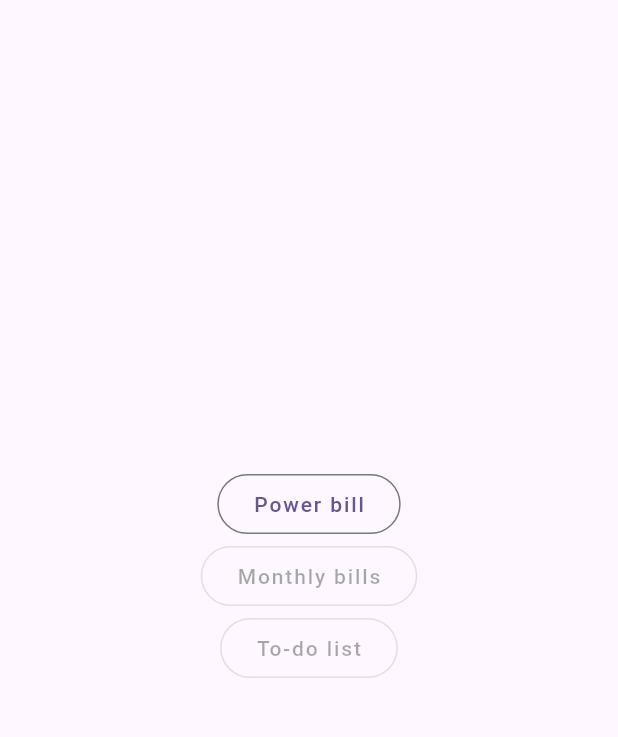
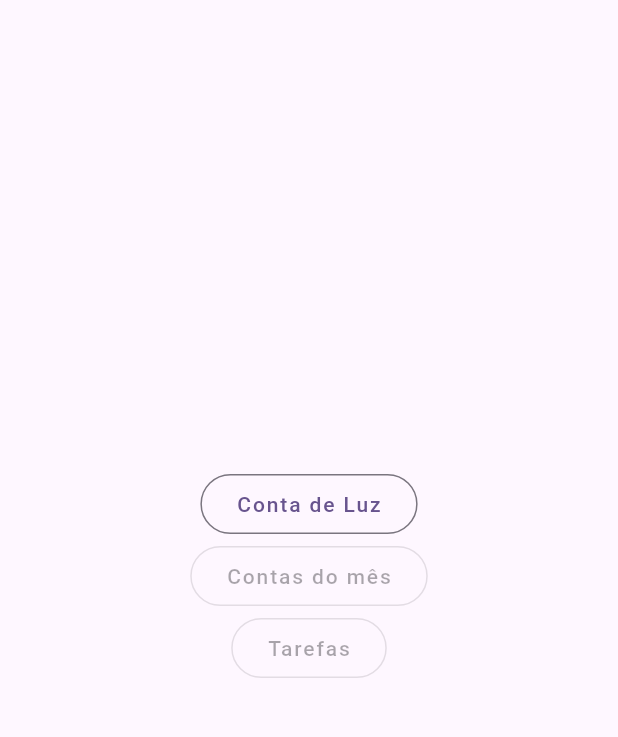
Before and after one commit to gabrielbmoro/pocketNote, a Flutter app: the screen it shows after launch, on a phone screen of 412 x 824 dp, the part 84-821 px from its top. Run offline on Flutter 3.47's test engine with Material 3 defaults, Android fonts, the phone set to English and light mode, and no system bars; our stand-ins replace auto_route, equatable, flutter_mobx, get_it, injectable, mobx and 1 more; accounts and stored records are empty; generated files the repository leaves out were written again.

Commit message:
Extracting strings

```diff
--- a/src/pocket_note/lib/core/pocket_note_app.dart
+++ b/src/pocket_note/lib/core/pocket_note_app.dart
@@ -1,4 +1,5 @@
 import 'package:flutter/material.dart';
+import 'package:pocket_note/ui/screens/resources/strings.dart';
 
 import 'navigation/app_router.dart';
 
@@ -11,7 +12,7 @@ class PocketNoteApp extends StatelessWidget {
   @override
   Widget build(BuildContext context) {
     return MaterialApp.router(
-      title: 'Flutter Demo',
+      title: appName,
       theme: ThemeData(
         colorSchemeSeed: Colors.deepPurple,
         useMaterial3: true,
--- a/src/pocket_note/lib/ui/screens/home/home_screen.dart
+++ b/src/pocket_note/lib/ui/screens/home/home_screen.dart
@@ -1,6 +1,7 @@
 import 'package:auto_route/auto_route.dart';
 import 'package:flutter/material.dart';
 import 'package:pocket_note/core/navigation/app_router.dart';
+import 'package:pocket_note/ui/screens/resources/strings.dart';
 import 'package:pocket_note/ui/widgets/custom_scaffold.dart';
 
 @RoutePage()
@@ -11,7 +12,7 @@ class HomeScreen extends StatelessWidget {
   Widget build(BuildContext context) {
     StackRouter router = AutoRouter.of(context);
     return CustomScaffold(
-      appBarTitle: "PocketNote",
+      appBarTitle: appName,
       backEvent: () => router.pop(),
       body: SizedBox(
         width: double.maxFinite,
@@ -22,15 +23,15 @@ class HomeScreen extends StatelessWidget {
           children: [
             OutlinedButton(
               onPressed: () => {router.navigate(const PowerBillRoute())},
-              child: const Text("Power bill"),
+              child: const Text(powerBill),
             ),
             const OutlinedButton(
               onPressed: null,
-              child: Text("Monthly bills"),
+              child: Text(monthlyBills),
             ),
             const OutlinedButton(
               onPressed: null,
-              child: Text("To-do list"),
+              child: Text(toDoList),
             )
           ],
         ),
--- /dev/null
+++ b/src/pocket_note/lib/ui/screens/resources/strings.dart
@@ -0,0 +1,34 @@
+const String appName = "PocketNote";
+const String powerBill = "Conta de Luz";
+const String monthlyBills = "Contas do mês";
+const String toDoList = "Tarefas";
+const String addPowerBill = "Adicionar Conta de Luz";
+const String somethingWentWrong = "Alguma coisa deu errado!";
+const String checkYourConnectionMessage =
+    "Please check your connection, or restart the application.";
+const String successAndTurnBackMessage =
+    "Operação realizada com sucesso! Volte para a tela anterior.";
+const String date = "Data";
+const String currentReadingInKWm = "Leitura Atual (kWm)";
+const String previousReadingInKWm = "Leitura Passada (kWm)";
+const String neighborhood = "Condomínio";
+const String totalConsumptionInKWm = "Total consumido da conta da CEEE (kWm)";
+const String totalCurrencyValue = "Valor total da conta da CEEE (R\$):";
+const String add = "Adicionar";
+const String addToBills = "Add to bills";
+const String totalInKWMByUnit = "Total consumido unidade";
+const String valuePerKWh = "Valor do kWh";
+final List<String> months = [
+  "Janeiro",
+  "Fevereiro",
+  "Março",
+  "Abril",
+  "Maio",
+  "Junho",
+  "Julho",
+  "Agosto",
+  "Setembro",
+  "Outubro",
+  "Novembro",
+  "Dezembro"
+];
```
Also changed, not shown: src/pocket_note/lib/ui/screens/addpowerbill/add_power_bill_screen.dart (+13 -12 lines), src/pocket_note/lib/ui/screens/addpowerbill/store/add_power_bill_store.dart (+1 -14 lines), src/pocket_note/lib/ui/widgets/power_bill_card.dart (+9 -8 lines).
